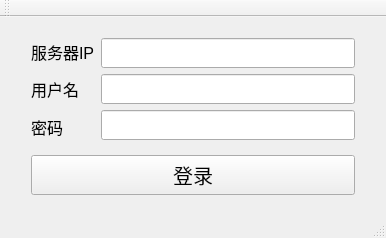
Above: chat-client/mainwindow.ui from qianfengchen/chat-system before the change. Below: the same form after it.
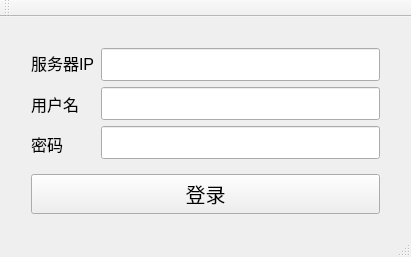
That is the form after the change.

Commit message: 登录界面调整

What changed in the file:
```diff
--- a/chat-client/mainwindow.ui
+++ b/chat-client/mainwindow.ui
@@ -6,8 +6,8 @@
    <rect>
     <x>0</x>
     <y>0</y>
-    <width>386</width>
-    <height>217</height>
+    <width>411</width>
+    <height>257</height>
    </rect>
   </property>
   <property name="windowTitle">
@@ -24,7 +24,7 @@
        <number>20</number>
       </property>
       <property name="topMargin">
-       <number>10</number>
+       <number>20</number>
       </property>
       <property name="rightMargin">
        <number>20</number>
```
Left out of the diff: 2 changed lines with no effect on the pictures.
